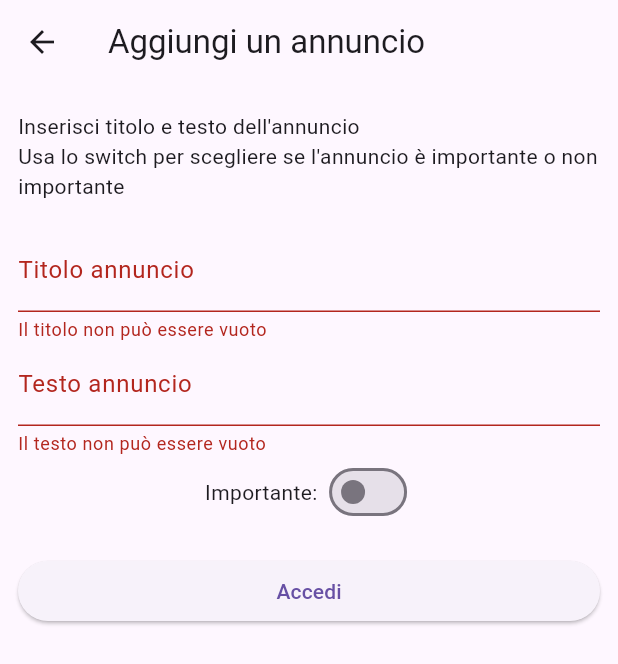
After one commit to scevor/scevor-app, a Flutter app: the AddAnnouncement screen opened directly, on a phone screen of 412 x 824 dp. The commit adds this screen. Shown: the top 664 px of the screen. Run offline on Flutter 3.47's test engine with Material 2 defaults, Android fonts, the light colour scheme and no system bars; our stand-ins replace shared_preferences, supabase_flutter; accounts and stored records are empty; network calls fail; statements that could not run were skipped.

Commit message:
Implemented announcements management (visualize, add) Solved issue #2 Fixed some bugs in authentication pages

```diff
--- a/lib/auth/LoginPage.dart
+++ b/lib/auth/LoginPage.dart
@@ -28,6 +28,9 @@ class _LoginPageState extends State<LoginPage> {
         email: _emailController.text.trim(),
         password: _passwordController.text.trim(),
       );
+
+      await supabase.from('profile_data').select("role").eq("user_id", userId).limit(1).single().then((value) => prefs.setInt("role", (value as Map).values.first));
+
       if (mounted) {
         _emailController.clear();
         _passwordController.clear();
@@ -69,7 +72,7 @@ class _LoginPageState extends State<LoginPage> {
   @override
   Widget build(BuildContext context) {
     return Scaffold(
-      appBar: AppBar(title: const Text('Sign In')),
+      appBar: AppBar(title: const Text('Entra in Scevor')),
       body: ListView(
         padding: const EdgeInsets.symmetric(vertical: 18, horizontal: 12),
         children: [
--- /dev/null
+++ b/lib/pages/announcements/add_announcement.dart
@@ -0,0 +1,124 @@
+import 'package:flutter/material.dart';
+import 'package:scevor/constants.dart';
+import 'package:supabase_flutter/supabase_flutter.dart';
+
+class AddAnnouncement extends StatefulWidget {
+  const AddAnnouncement({Key? key}) : super(key: key);
+
+  @override
+  State<StatefulWidget> createState() => _AddAnnouncementState();
+}
+
+class _AddAnnouncementState extends State<AddAnnouncement> {
+  bool _isLoading = false;
+  final TextEditingController _title = TextEditingController();
+  final TextEditingController _text = TextEditingController();
+  bool _important = false;
+
+  Future<void> _deliverAnnouncement() async {
+    setState(() {
+      _isLoading = true;
+    });
+    try {
+      await supabase
+          .from('announcements')
+          .insert([
+            { "author": userId,
+              "title": _title.text.trim(),
+              "content": _text.text.trim(),
+              "important": _important
+            },
+          ])
+          .select();
+
+      if (mounted) {
+        _title.clear();
+        _text.clear();
+        _important = false;
+      }
+
+      context.showSuccessSnackBar(message: 'Annuncio inserito correttamente');
+
+      Navigator.pop(context);
+    }
+    on PostgrestException catch (error) {
+      if(error.code == "23514") {
+        context.showErrorSnackBar(message: 'Titolo e testo non devono essere vuoti');
+      } else {
+        context.showErrorSnackBar(message: error.message);
+      }
+    } catch (error) {
+      context.showErrorSnackBar(message: 'Unexpected error occurred');
+    }
+
+    setState(() {
+      _isLoading = false;
+    });
+  }
+
+  @override
+  void dispose() {
+    _title.dispose();
+    _text.dispose();
+    super.dispose();
+  }
+
+  @override
+  Widget build(BuildContext context) {
+    return Scaffold(
+      appBar: AppBar(title: const Text('Aggiungi un annuncio')),
+      body: ListView(
+        padding: const EdgeInsets.symmetric(vertical: 18, horizontal: 12),
+        children: [
+          const Text('Inserisci titolo e testo dell\'annuncio'),
+          const Text('Usa lo switch per scegliere se l\'annuncio è importante o non importante'),
+          const SizedBox(height: 18),
+          Form(
+              autovalidateMode: AutovalidateMode.always,
+              child: Column(
+                children: [
+                  TextFormField(
+                      controller: _title,
+                      decoration: const InputDecoration(labelText: 'Titolo annuncio'),
+                      validator: (value) {
+                        return value!.length < 1 ? 'Il titolo non può essere vuoto' : null;
+                      }
+                  ),
+                  TextFormField(
+                    controller: _text,
+                    decoration: const InputDecoration(labelText: 'Testo annuncio'),
+                      validator: (value) {
+                        return value!.length < 1 ? 'Il testo non può essere vuoto' : null;
+                      }
+                  ),
+                  Row(
+                    mainAxisAlignment: MainAxisAlignment.center,
+                    children: [
+                      const Text("Importante: "),
+                      Switch(
+                        value: _important,
+                        onChanged: (bool value) {
+                          setState(() {
+                            _important = value;
+                          });
+                        },
+                      ),
+                    ],
+                  ),
+                ],
+              )
+          ),
+
+
+          const SizedBox(height: 18),
+          ElevatedButton(
+            onPressed: _isLoading ? null : _deliverAnnouncement,
+            child: Text(_isLoading ? 'Accesso in corso...' : 'Accedi'),
+          ),
+        ],
+      ),
+    );
+  }
+
+
+}
--- a/lib/decoratedAnnouncement.dart
+++ b/lib/pages/announcements/decoratedAnnouncement.dart
@@ -1,5 +1,5 @@
 import 'package:flutter/material.dart';
-import 'package:scevor/Announcement.dart';
+import 'package:scevor/pages/announcements/announcement.dart';
 
 class DecoratedAnnouncement extends StatelessWidget {
   final Announcement ann;
--- a/pubspec.yaml
+++ b/pubspec.yaml
@@ -36,6 +36,7 @@ dependencies:
   # Use with the CupertinoIcons class for iOS style icons.
   cupertino_icons: ^1.0.2
   supabase_flutter: ^1.9.2
+  shared_preferences: ^2.2.0
 
 dev_dependencies:
   flutter_test:
```
Also changed, not shown: lib/Announcement.dart (deleted, +0 -17 lines), lib/auth/AccountPage.dart (+2 -90 lines), lib/constants.dart (+5 -48 lines), lib/main.dart (+9 -4 lines), lib/pages/Announcements.dart (deleted, +0 -52 lines), lib/pages/announcements/announcement.dart (added, +25 -0 lines), lib/pages/announcements/announcements.dart (added, +64 -0 lines).
